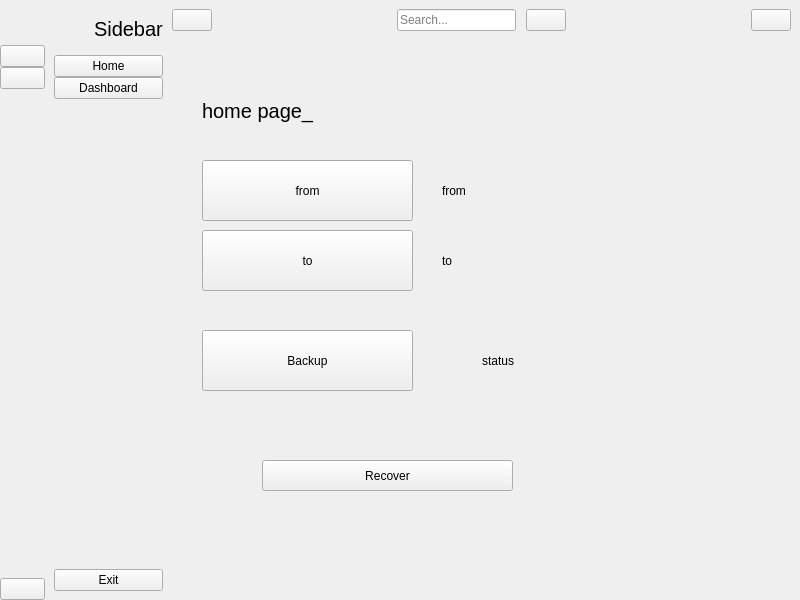
Before: the Qt Designer form merge_ux_ui/sidebar.ui in c0de1sl1fe/auto_saver_app, drawn with Qt 5.
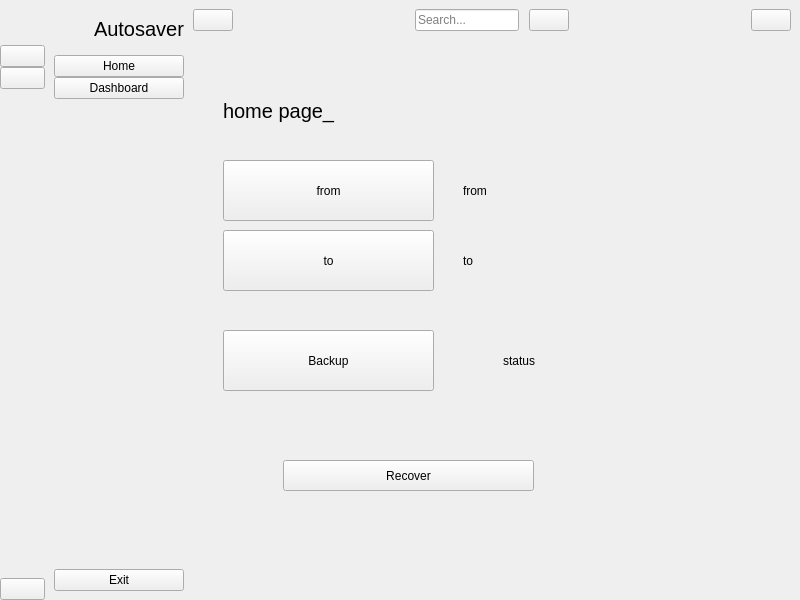
After: the same form once the commit is applied. The open tabs and pages were chosen to show the change. Icons and pictures are not drawn.

The edit to the form file:
```diff
--- a/merge_ux_ui/sidebar.ui
+++ b/merge_ux_ui/sidebar.ui
@@ -71,7 +71,7 @@
             </font>
            </property>
            <property name="text">
-            <string>Sidebar</string>
+            <string>Autosaver</string>
            </property>
           </widget>
          </item>
```
Left out of the diff: 2 changed lines with no effect on the pictures.
